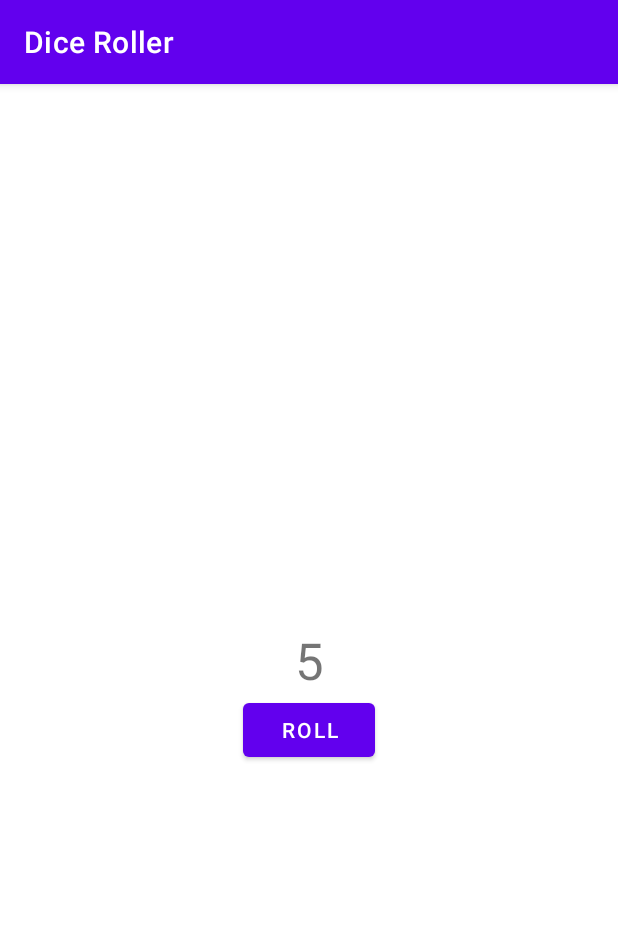
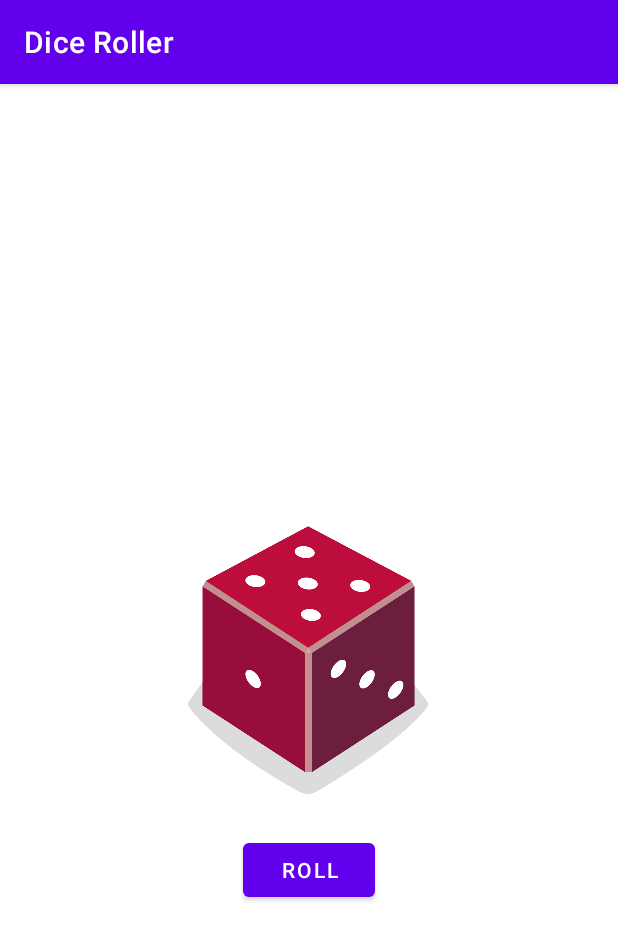
Before and after one commit to Rockphill/DiceRoller, an Android app: the screen it shows after launch (MainActivity), after a tap on "ROLL", on a phone screen of 412 x 824 dp. Shown: the top 940 px of the screen. Run offline under Robolectric (Android 15) with nearby library versions, the phone set to English and light mode, and no system bars.

Commit message:
add drawable resources

```diff
--- a/app/src/main/java/com/example/diceroller/MainActivity.kt
+++ b/app/src/main/java/com/example/diceroller/MainActivity.kt
@@ -2,7 +2,7 @@ package com.example.diceroller
 
 import android.os.Bundle
 import android.widget.Button
-import android.widget.TextView
+import android.widget.ImageView
 import androidx.appcompat.app.AppCompatActivity
 
 /**
@@ -23,6 +23,9 @@ class MainActivity : AppCompatActivity() {
 
         val rollButton: Button = findViewById(R.id.button)
         rollButton.setOnClickListener { rollDice() }
+
+        //Do a dice ro;; when the app starts
+        rollDice()
     }
 
     /**
@@ -32,8 +35,22 @@ class MainActivity : AppCompatActivity() {
         // Create new Dice object with 6 sides and roll it
         val dice = Dice(6)
         val diceRoll = dice.roll()
-        // Update the screen with the dice roll
-        val resultTextView: TextView = findViewById(R.id.textView)
-        resultTextView.text = diceRoll.toString()
+        // Find the ImageView in the layout
+        val diceImage: ImageView = findViewById(R.id.imageView)
+        // Determine which drawable resource ID to use based on the dice roll
+        val drawableResource = when (diceRoll) {
+            1 -> R.drawable.dice_1
+            2 -> R.drawable.dice_2
+            3 -> R.drawable.dice_3
+            4 -> R.drawable.dice_4
+            5 -> R.drawable.dice_5
+            else -> R.drawable.dice_6
+        }
+
+        // Update the ImageView with the correct drawable resource ID
+        diceImage.setImageResource(drawableResource)
+
+        // Update the content description
+        diceImage.contentDescription = diceRoll.toString()
     }
 }
--- a/app/src/main/res/layout/activity_main.xml
+++ b/app/src/main/res/layout/activity_main.xml
@@ -6,24 +6,25 @@
     android:layout_height="match_parent"
     tools:context=".MainActivity">
 
-    <TextView
-        android:id="@+id/textView"
-        android:layout_width="wrap_content"
-        android:layout_height="wrap_content"
-        android:textSize="34sp"
-        app:layout_constraintBottom_toBottomOf="parent"
-        app:layout_constraintLeft_toLeftOf="parent"
-        app:layout_constraintRight_toRightOf="parent"
-        app:layout_constraintTop_toTopOf="parent"
-        tools:text="1" />
-
     <Button
         android:id="@+id/button"
         android:layout_width="wrap_content"
         android:layout_height="wrap_content"
+        android:layout_marginTop="16dp"
         android:text="@string/roll"
         app:layout_constraintEnd_toEndOf="parent"
         app:layout_constraintStart_toStartOf="parent"
-        app:layout_constraintTop_toBottomOf="@+id/textView" />
+        app:layout_constraintTop_toBottomOf="@+id/imageView" />
+
+    <ImageView
+        android:id="@+id/imageView"
+        android:layout_width="160dp"
+        android:layout_height="200dp"
+        app:layout_constraintBottom_toBottomOf="parent"
+        app:layout_constraintEnd_toEndOf="parent"
+        app:layout_constraintHorizontal_bias="0.498"
+        app:layout_constraintStart_toStartOf="parent"
+        app:layout_constraintTop_toTopOf="parent"
+        tools:srcCompat="@drawable/dice_1" />
 
 </androidx.constraintlayout.widget.ConstraintLayout>
```
Also changed, not shown: app/src/main/res/drawable/dice_1.png (added), app/src/main/res/drawable/dice_2.png (added), app/src/main/res/drawable/dice_3.png (added), app/src/main/res/drawable/dice_4.png (added), app/src/main/res/drawable/dice_5.png (added), app/src/main/res/drawable/dice_6.png (added).
